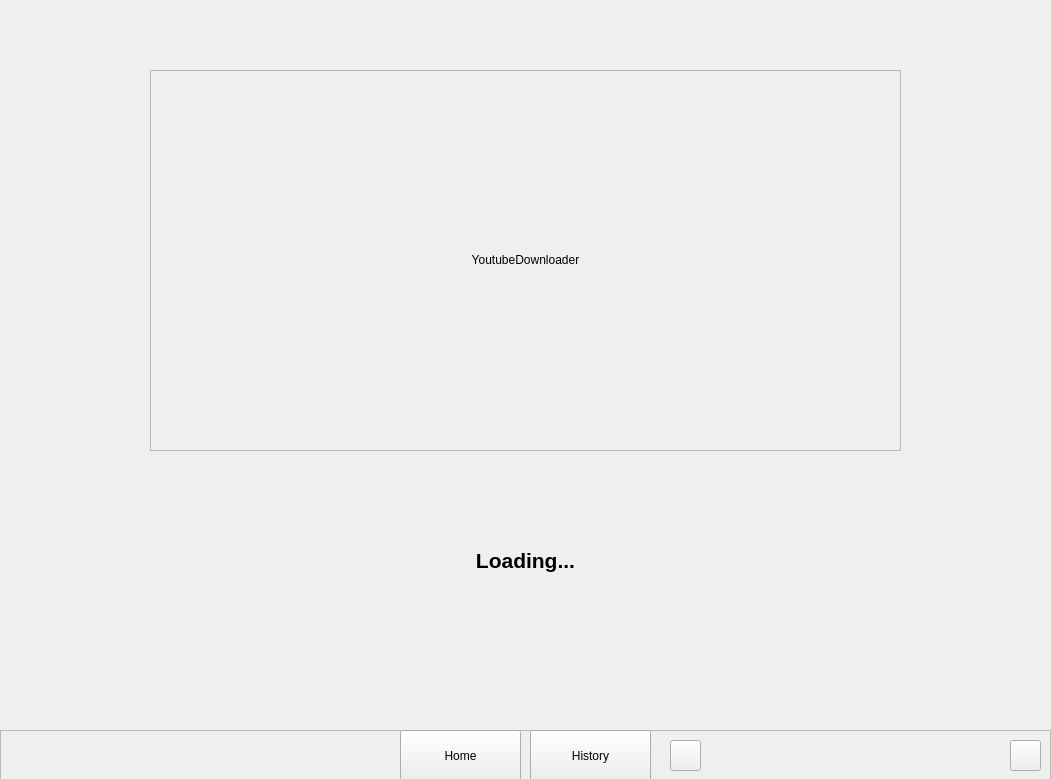
This is components/elements/layout.ui in m-riley04/YoutubeDownloaderGUI as Qt 5 draws it before an edit. The edited form follows.
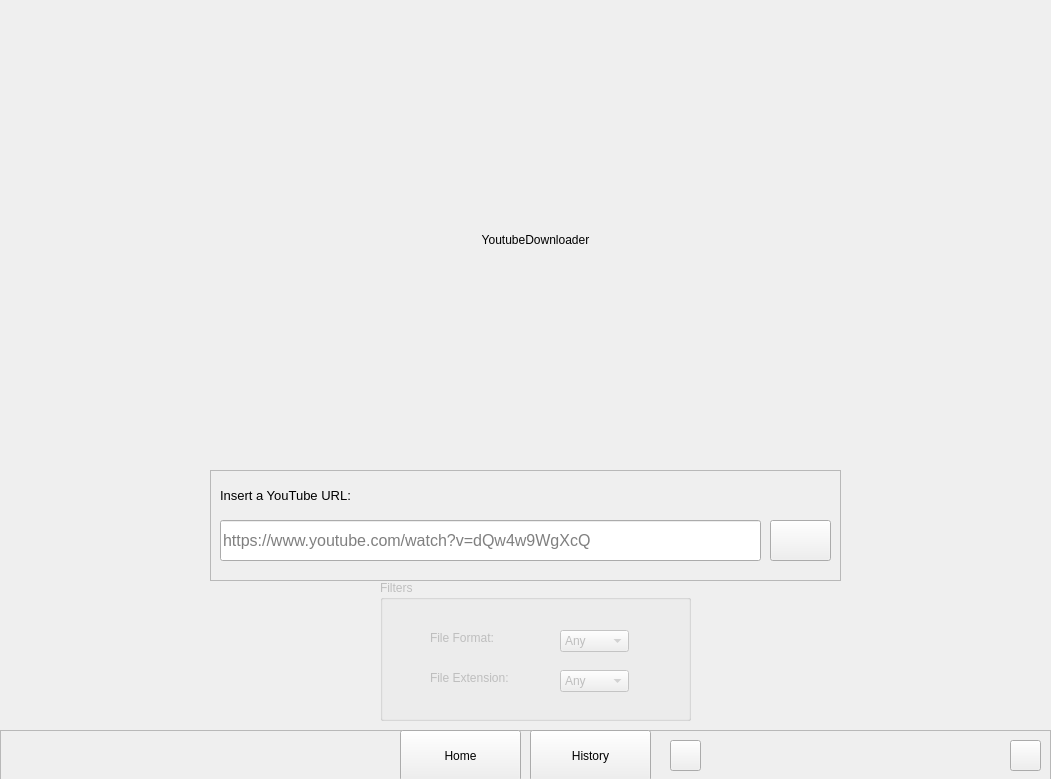
This is the edited form. The open tabs and pages were chosen to show the change.

```diff
--- a/components/elements/layout.ui
+++ b/components/elements/layout.ui
@@ -577,53 +577,6 @@
       </property>
      </widget>
     </widget>
-    <widget class="QWidget" name="page_loading">
-     <widget class="QFrame" name="frame_logo_2">
-      <property name="geometry">
-       <rect>
-        <x>150</x>
-        <y>70</y>
-        <width>751</width>
-        <height>381</height>
-       </rect>
-      </property>
-      <property name="frameShape">
-       <enum>QFrame::StyledPanel</enum>
-      </property>
-      <property name="frameShadow">
-       <enum>QFrame::Raised</enum>
-      </property>
-      <widget class="QLabel" name="image_logo_2">
-       <property name="geometry">
-        <rect>
-         <x>0</x>
-         <y>0</y>
-         <width>751</width>
-         <height>381</height>
-        </rect>
-       </property>
-       <property name="text">
-        <string>&lt;html&gt;&lt;head/&gt;&lt;body&gt;&lt;p align=&quot;center&quot;&gt;YoutubeDownloader&lt;/p&gt;&lt;/body&gt;&lt;/html&gt;</string>
-       </property>
-       <property name="scaledContents">
-        <bool>true</bool>
-       </property>
-      </widget>
-     </widget>
-     <widget class="QLabel" name="label_2">
-      <property name="geometry">
-       <rect>
-        <x>380</x>
-        <y>530</y>
-        <width>291</width>
-        <height>61</height>
-       </rect>
-      </property>
-      <property name="text">
-       <string>&lt;html&gt;&lt;head/&gt;&lt;body&gt;&lt;p align=&quot;center&quot;&gt;&lt;span style=&quot; font-size:16pt; font-weight:700;&quot;&gt;Loading...&lt;/span&gt;&lt;/p&gt;&lt;/body&gt;&lt;/html&gt;</string>
-      </property>
-     </widget>
-    </widget>
     <widget class="QWidget" name="page_streams">
      <widget class="QLabel" name="label_streams">
       <property name="geometry">
```
Left out of the diff: 11 changed lines with no effect on the pictures.
